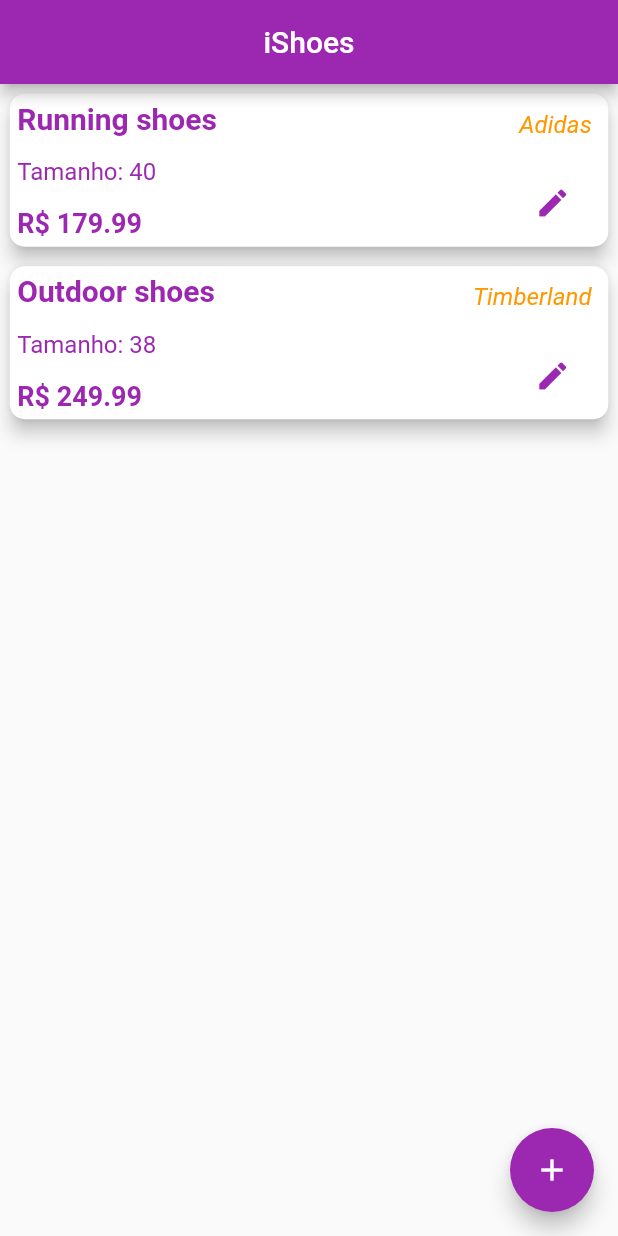
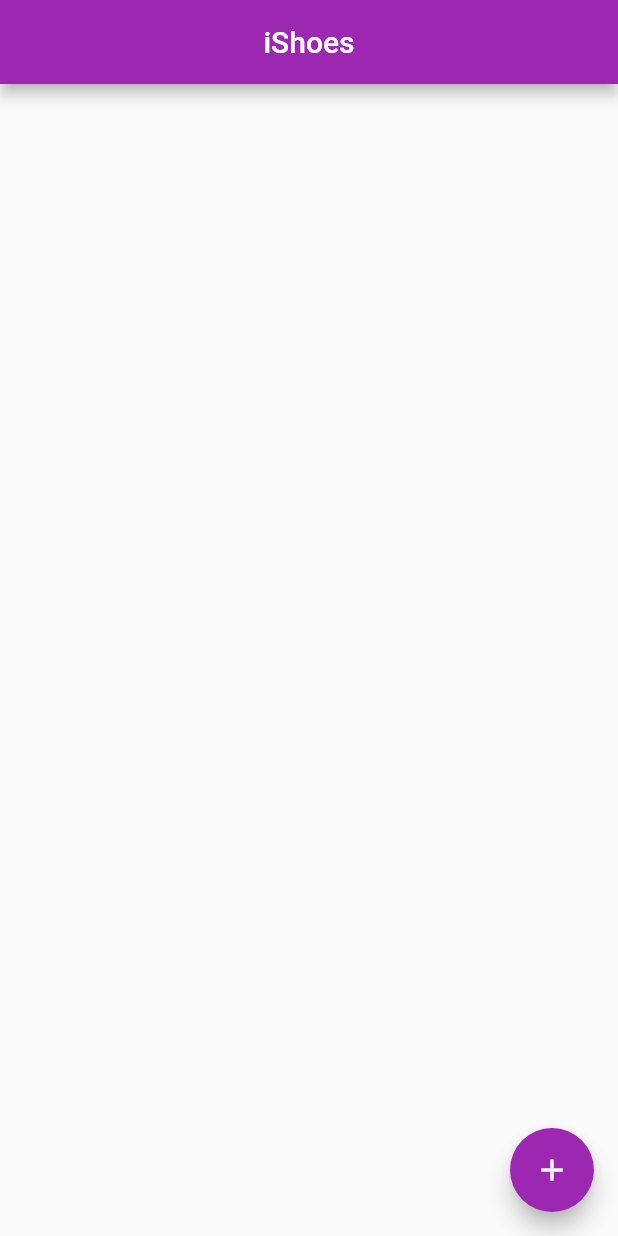
Before and after one commit to raphasauer/desafio-linx, a Flutter app: the screen it shows after launch, on a phone screen of 412 x 824 dp. Run offline on Flutter 3.47's test engine with Material 2 defaults, Android fonts, the phone set to English and light mode, and no system bars.

Commit message:
Removido calçados previamente adicionados

```diff
--- a/lib/main.dart
+++ b/lib/main.dart
@@ -13,7 +13,7 @@ class MyApp extends StatelessWidget {
   @override
   Widget build(BuildContext context) {
     return MaterialApp(
-      title: 'Flutter Demo',
+      title: 'iShoe',
       theme: ThemeData(
         primarySwatch: Colors.purple,
       ),
@@ -30,35 +30,7 @@ class MyHomePage extends StatefulWidget {
 }
 
 class _MyHomePageState extends State<MyHomePage> {
-  final Map<int, Shoe> _shoeMap = {
-    1: Shoe(
-        id: 1,
-        modelName: 'Running shoes',
-        brand: 'Adidas',
-        size: 40,
-        price: 179.99),
-    2: Shoe(
-        id: 2,
-        modelName: 'Outdoor shoes',
-        brand: 'Timberland',
-        size: 38,
-        price: 249.99),
-  };
-
-  final List<Shoe> _shoeList = [
-    Shoe(
-        id: 1,
-        modelName: 'Running shoes',
-        brand: 'Adidas',
-        size: 40,
-        price: 179.99),
-    Shoe(
-        id: 2,
-        modelName: 'Outdoor shoes',
-        brand: 'Timberland',
-        size: 38,
-        price: 249.99),
-  ];
+  final Map<int, Shoe> _shoeMap = {};
 
   void _addShoe(Shoe newShoe) {
     setState(() {
```
